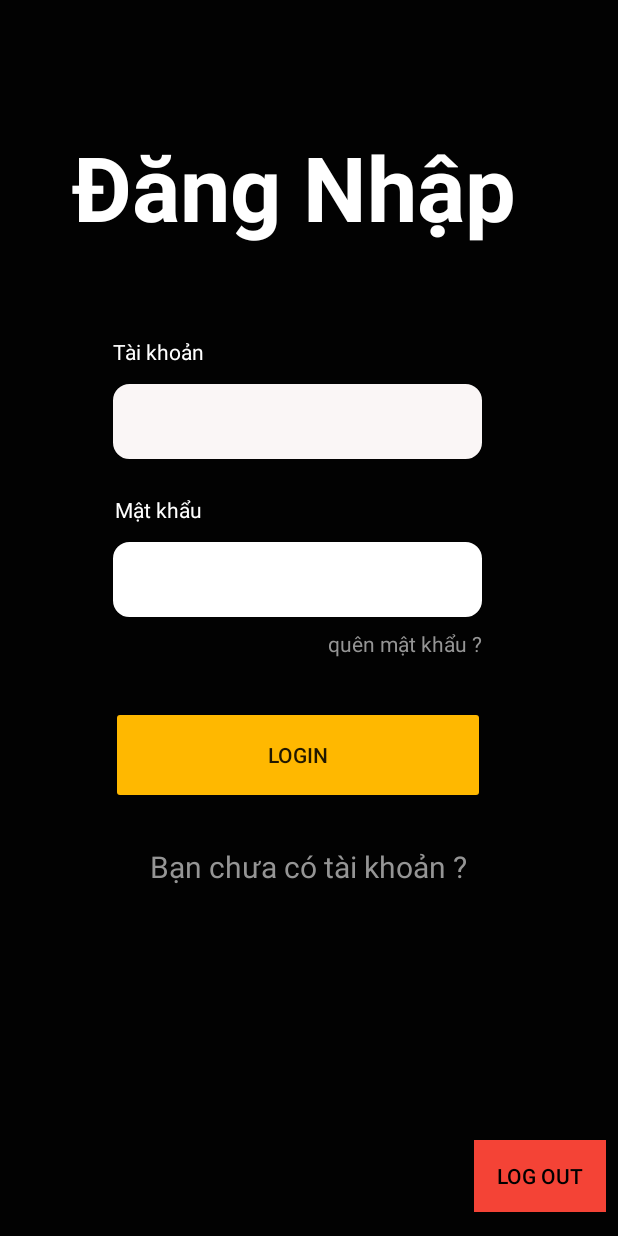
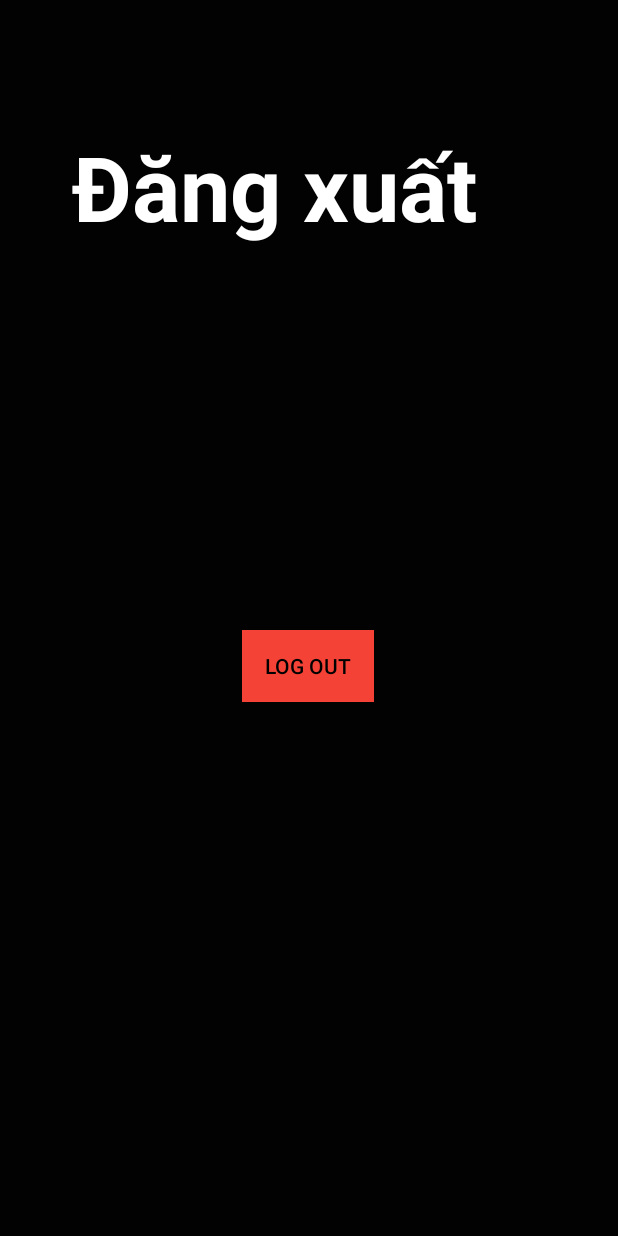
Before and after one commit to trongten/BaiTapOnCKLTTBDD, an Android app: the Login screen opened directly, with no data from a screen before it, on a phone screen of 412 x 824 dp. Run offline under Robolectric (Android 15) with nearby library versions, the phone set to English and light mode, and no system bars; our stand-ins replace Firebase (no records; nobody signed in at launch, a user with empty details on screens opened directly).

Commit message:
fix error logout UI

```diff
--- a/app/src/main/java/com/example/movierating/activity/Login.java
+++ b/app/src/main/java/com/example/movierating/activity/Login.java
@@ -34,6 +34,9 @@ public class Login extends AppCompatActivity {
         super.onCreate(savedInstanceState);
         setContentView(R.layout.login);
         mAuth = FirebaseAuth.getInstance();
+        TextView tt = findViewById(R.id.textView2);
+        TextView mk = findViewById(R.id.textView4);
+        TextView tt2 = findViewById(R.id.textView3);
         edTaiKhoan = (EditText) findViewById(R.id.ed_Login_Taikhoan);
         edPass = (EditText) findViewById(R.id.ed_Login_Password);
         tvQuenmatkhau = (TextView) findViewById(R.id.tvQuenmatkhau);
@@ -50,11 +53,23 @@ public class Login extends AppCompatActivity {
             }
         });
         //-----==============---------//
+
+
+
         if(firebaseUser==null)
             btnLogout.setVisibility(View.GONE);
-        else
+        else {
             btnLogout.setVisibility(View.VISIBLE);
-
+            edTaiKhoan.setVisibility(View.GONE);
+            edPass.setVisibility(View.GONE);
+            tvQuenmatkhau.setVisibility(View.GONE);
+            tvregister.setVisibility(View.GONE);
+            btnLogin.setVisibility(View.GONE);
+            tt.setText("Đăng xuất");
+            mk.setVisibility(View.GONE);
+            tt2.setText(mAuth.getCurrentUser().getEmail());
+            tt2.setTextSize(24);
+        }
         btnLogout.setOnClickListener(new View.OnClickListener() {
             @Override
             public void onClick(View view) {
--- a/app/src/main/res/layout/login.xml
+++ b/app/src/main/res/layout/login.xml
@@ -8,12 +8,13 @@
 
     <TextView
         android:id="@+id/textView4"
-        android:layout_width="wrap_content"
-        android:layout_height="wrap_content"
+        android:layout_width="228dp"
+        android:layout_height="19dp"
         android:layout_marginTop="24dp"
         android:text="Mật khẩu"
         android:textColor="#FFFFFF"
         app:layout_constraintEnd_toEndOf="@+id/textView3"
+        app:layout_constraintHorizontal_bias="0.0"
         app:layout_constraintStart_toStartOf="@+id/ed_Login_Taikhoan"
         app:layout_constraintTop_toBottomOf="@+id/ed_Login_Taikhoan" />
 
@@ -37,7 +38,7 @@
         android:id="@+id/ed_Login_Taikhoan"
         android:layout_width="246dp"
         android:layout_height="50dp"
-        android:layout_marginTop="12dp"
+        android:layout_marginTop="4dp"
         android:background="@drawable/botron"
         android:backgroundTint="#FAF6F6"
         android:ems="10"
@@ -49,10 +50,10 @@
 
     <TextView
         android:id="@+id/textView3"
-        android:layout_width="wrap_content"
-        android:layout_height="wrap_content"
-        android:layout_marginStart="75dp"
-        android:layout_marginTop="60dp"
+        android:layout_width="249dp"
+        android:layout_height="34dp"
+        android:layout_marginStart="80dp"
+        android:layout_marginTop="32dp"
         android:text="Tài khoản"
         android:textColor="#FFFFFF"
         app:layout_constraintStart_toStartOf="parent"
@@ -110,13 +111,14 @@
         android:id="@+id/btnLogout"
         android:layout_width="wrap_content"
         android:layout_height="wrap_content"
-        android:layout_marginEnd="8dp"
-        android:layout_marginBottom="16dp"
+        android:layout_marginTop="420dp"
         android:background="#F44336"
         android:backgroundTint="#F44336"
         android:text="log out"
         android:textColor="#000000"
-        app:layout_constraintBottom_toBottomOf="parent"
-        app:layout_constraintEnd_toEndOf="parent" />
+        app:layout_constraintEnd_toEndOf="parent"
+        app:layout_constraintHorizontal_bias="0.498"
+        app:layout_constraintStart_toStartOf="parent"
+        app:layout_constraintTop_toTopOf="parent" />
 
 </androidx.constraintlayout.widget.ConstraintLayout>
```
